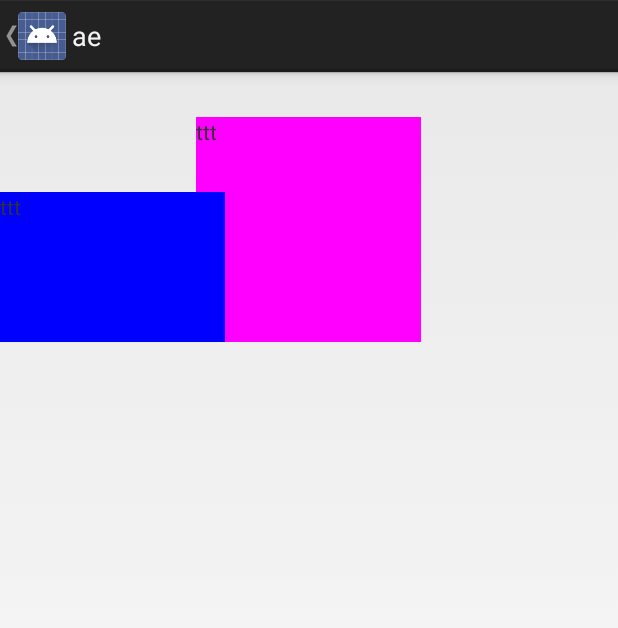
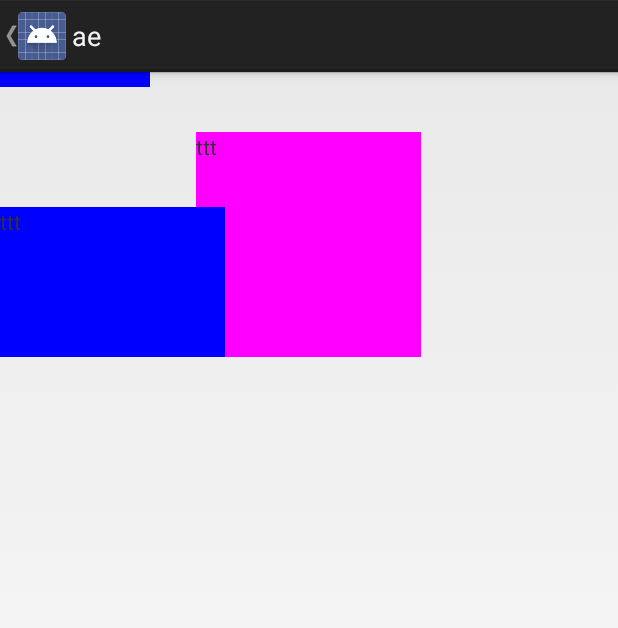
Before and after one commit to iamludaxu/ae, an Android app: the LayoutActivity screen opened directly, with no data from a screen before it, on a phone screen of 412 x 824 dp. Shown: the top 628 px of the screen. Run offline under Robolectric (Android 15) with nearby library versions, the phone set to English and light mode, and no system bars; libraries missing offline, so code that uses them is left out: com.orhanobut.logger; 1 statement that could not run was skipped.

Commit message:
增加include，merge，ViewStub标签

```diff
--- a/app/src/main/java/gift/witch/android/ae/layout/LayoutActivity.java
+++ b/app/src/main/java/gift/witch/android/ae/layout/LayoutActivity.java
@@ -2,12 +2,15 @@ package gift.witch.android.ae.layout;
 
 import android.os.Bundle;
 import android.view.View;
+import android.view.ViewStub;
 import android.widget.AbsoluteLayout;
 import android.widget.FrameLayout;
 import android.widget.LinearLayout;
 import android.widget.RelativeLayout;
 import android.widget.TableLayout;
 import android.widget.TextView;
+
+import com.orhanobut.logger.Logger;
 
 import gift.witch.android.ae.R;
 import gift.witch.android.ae.base.BaseCompatActivity;
@@ -27,20 +30,34 @@ public class LayoutActivity extends BaseCompatActivity implements View.OnClickLi
 
     private RelativeLayout mRelativeLayout;
 
+    private ViewStub mViewStub;
+
 
 
     @Override
     protected void onCreate(Bundle savedInstanceState) {
         super.onCreate(savedInstanceState);
         setContentView(R.layout.activity_layout);
+        LinearLayout linearLayout = (LinearLayout)findViewById(R.id.top);
+        int childCount = linearLayout.getChildCount();
+        Logger.i(TAG+"childCount:"+childCount);
 
+        mViewStub = (ViewStub)findViewById(R.id.stub);
+        mViewStub.setLayoutResource(R.layout.view_layout);
+
+        findViewById(R.id.text).setOnClickListener(this);
+
+        /****
+         * 布局内容
+         */
+        //LayoutInflater.from(this).inflate()
     }
 
 
     @Override
     public void onClick(View v) {
         int vId = v.getId();
-
+        mViewStub.inflate();
     }
 
 
@@ -64,7 +81,7 @@ public class LayoutActivity extends BaseCompatActivity implements View.OnClickLi
         /**
          * 默认子元素从左上角开始布局
          *
-         * 子元素可以用gravity限定位置
+         * 子元素可以用layout_gravity限定位置
          *
          */
         mFrameLayout = new FrameLayout(this);
--- a/app/src/main/res/layout/activity_layout.xml
+++ b/app/src/main/res/layout/activity_layout.xml
@@ -5,16 +5,22 @@
     android:orientation="vertical">
 
 
+    <include
+        android:id="@+id/top"
+        layout="@layout/view_layout"
+        android:layout_width="100dp"
+        android:layout_height="10dp" />
+
+
     <FrameLayout
         android:layout_width="match_parent"
         android:layout_height="match_parent"
-        android:layout_gravity="left"
         android:visibility="gone">
 
         <TextView
             android:layout_width="200dp"
             android:layout_height="200dp"
-            android:layout_gravity="right"
+            android:layout_gravity="left"
             android:background="#ff00ff" />
 
         <TextView
@@ -74,18 +80,24 @@
             android:id="@+id/text"
             android:layout_width="150dp"
             android:layout_height="150dp"
+            android:layout_centerHorizontal="true"
             android:layout_marginTop="30dp"
-            android:layout_centerHorizontal="true"
-            android:text="ttt"
-            android:background="#ff00FF" />
+            android:background="#ff00FF"
+            android:text="ttt" />
 
         <TextView
             android:layout_width="150dp"
             android:layout_height="100dp"
-            android:text="ttt"
             android:layout_alignBottom="@+id/text"
-            android:background="#0000FF" />
+            android:background="#0000FF"
+            android:text="ttt" />
 
+
+        <ViewStub
+            android:id="@+id/stub"
+            android:layout_width="wrap_content"
+            android:layout_height="10dp"
+            android:background="#FF0000"/>
     </RelativeLayout>
 
 </LinearLayout>
--- /dev/null
+++ b/app/src/main/res/layout/view_layout.xml
@@ -0,0 +1,27 @@
+<?xml version="1.0" encoding="utf-8"?>
+<LinearLayout xmlns:android="http://schemas.android.com/apk/res/android"
+    android:id="@+id/pppi"
+    android:layout_width="match_parent"
+    android:background="#FF00FF"
+    android:layout_marginLeft="30dp"
+    android:layout_height="match_parent"
+    android:orientation="vertical">
+
+
+    <TextView
+        android:id="@+id/ttt"
+        android:layout_width="100dp"
+        android:layout_height="100dp"
+        android:background="#0000FF" />
+
+    <TextView
+        android:layout_width="100dp"
+        android:layout_height="100dp"
+        android:background="#0000FF" />
+
+    <TextView
+        android:layout_width="100dp"
+        android:layout_height="100dp"
+        android:background="#0000FF" />
+
+</LinearLayout>
--- /dev/null
+++ b/app/src/main/res/layout/view_merge.xml
@@ -0,0 +1,10 @@
+<?xml version="1.0" encoding="utf-8"?>
+<merge xmlns:android="http://schemas.android.com/apk/res/android">
+
+    <TextView
+        android:id="@+id/ttt"
+        android:layout_width="100dp"
+        android:layout_height="100dp"
+        android:background="#0000FF" />
+
+</merge>
```
